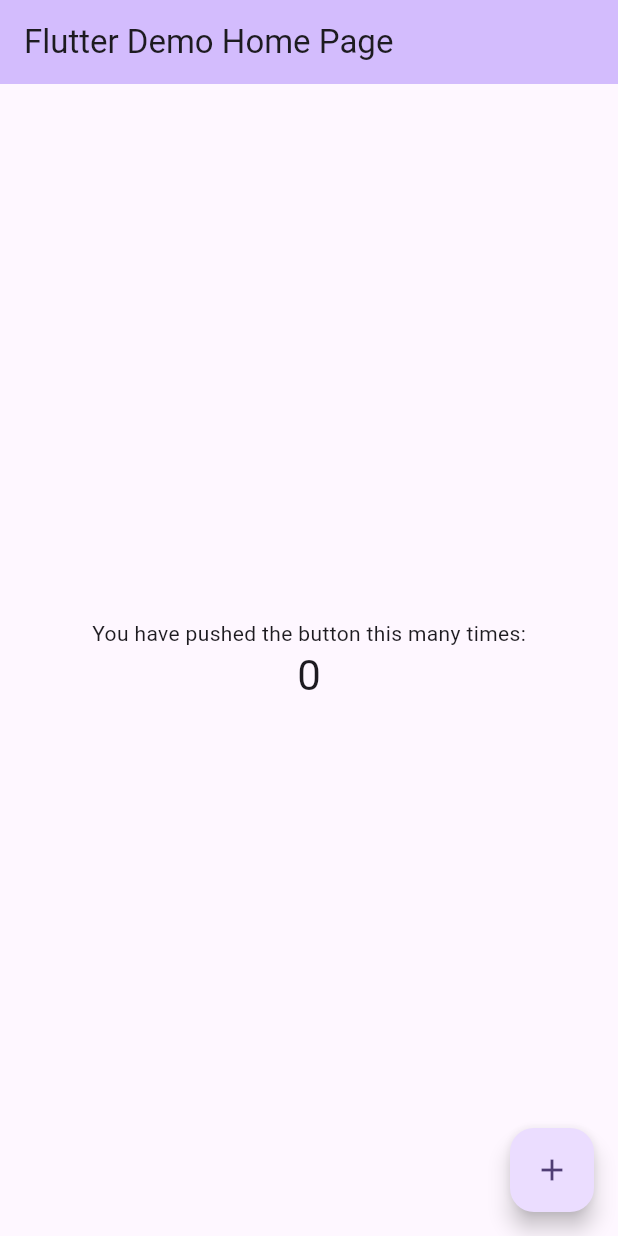
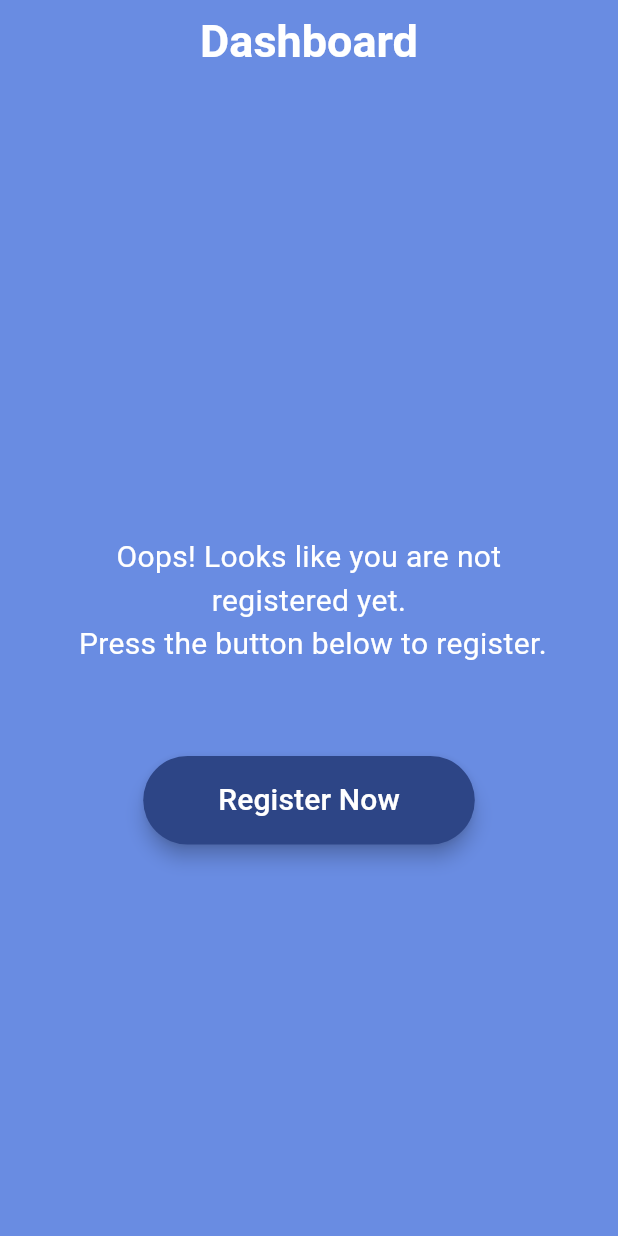
Before and after one commit to Goodwish-Engineering/Flutter-Task, a Flutter app: the screen it shows after launch, on a phone screen of 412 x 824 dp. Run offline on Flutter 3.47's test engine with Material 3 defaults, Android fonts, the light colour scheme and no system bars.

Commit message:
created dashbaord

```diff
--- /dev/null
+++ b/student_profile/lib/dashboard.dart
@@ -0,0 +1,64 @@
+import 'package:flutter/material.dart';
+
+class Dashboard extends StatefulWidget {
+  const Dashboard({super.key});
+
+  @override
+  State<Dashboard> createState() => _DashboardState();
+}
+
+class _DashboardState extends State<Dashboard> {
+  @override
+  Widget build(BuildContext context) {
+    return Scaffold(
+      backgroundColor: Color.fromARGB(255, 105,140,226),
+      appBar: AppBar(
+        centerTitle: true,
+        title: const Text(
+          'Dashboard',
+          style: TextStyle(
+            fontSize: 30,
+            fontWeight: FontWeight.bold,
+          ),
+          ),
+        backgroundColor: Colors.transparent,
+        foregroundColor: Colors.white,
+      ),
+      body: Column(
+        mainAxisAlignment: MainAxisAlignment.center,
+        crossAxisAlignment: CrossAxisAlignment.center,
+        children: [
+          Padding(
+            padding: const EdgeInsets.all(40),
+            child: Text(
+              'Oops! Looks like you are not registered yet. \n Press the button below to register.',
+                style: TextStyle(
+                  fontSize: 20,
+                  color: Colors.white,
+                ),
+                textAlign: TextAlign.center,
+            ),
+          ),
+          SizedBox(height: 20),
+          ElevatedButton(
+            onPressed: (){},
+            style: ElevatedButton.styleFrom(
+              elevation: 5,
+              backgroundColor: Color.fromARGB(255,45,69,134),
+              padding: EdgeInsets.symmetric(horizontal: 50, vertical: 15),
+              shape: RoundedRectangleBorder(
+                borderRadius: BorderRadius.circular(30),
+              ),
+            ),
+            child: Text(
+              'Register Now',
+              style: TextStyle(
+                fontSize: 20,
+                color: Colors.white,),
+            )
+            ),
+        ],
+      ),
+    );
+  }
+}
--- a/student_profile/lib/main.dart
+++ b/student_profile/lib/main.dart
@@ -1,122 +1,17 @@
 import 'package:flutter/material.dart';
+import 'package:student_profile/dashboard.dart';
 
-void main() {
+void main(){
   runApp(const MyApp());
 }
 
 class MyApp extends StatelessWidget {
   const MyApp({super.key});
 
-  // This widget is the root of your application.
   @override
   Widget build(BuildContext context) {
-    return MaterialApp(
-      title: 'Flutter Demo',
-      theme: ThemeData(
-        // This is the theme of your application.
-        //
-        // TRY THIS: Try running your application with "flutter run". You'll see
-        // the application has a purple toolbar. Then, without quitting the app,
-        // try changing the seedColor in the colorScheme below to Colors.green
-        // and then invoke "hot reload" (save your changes or press the "hot
-        // reload" button in a Flutter-supported IDE, or press "r" if you used
-        // the command line to start the app).
-        //
-        // Notice that the counter didn't reset back to zero; the application
-        // state is not lost during the reload. To reset the state, use hot
-        // restart instead.
-        //
-        // This works for code too, not just values: Most code changes can be
-        // tested with just a hot reload.
-        colorScheme: ColorScheme.fromSeed(seedColor: Colors.deepPurple),
-      ),
-      home: const MyHomePage(title: 'Flutter Demo Home Page'),
+    return const MaterialApp(
+      home: Dashboard(),
     );
   }
 }
-
-class MyHomePage extends StatefulWidget {
-  const MyHomePage({super.key, required this.title});
-
-  // This widget is the home page of your application. It is stateful, meaning
-  // that it has a State object (defined below) that contains fields that affect
-  // how it looks.
-
-  // This class is the configuration for the state. It holds the values (in this
-  // case the title) provided by the parent (in this case the App widget) and
-  // used by the build method of the State. Fields in a Widget subclass are
-  // always marked "final".
-
-  final String title;
-
-  @override
-  State<MyHomePage> createState() => _MyHomePageState();
-}
-
-class _MyHomePageState extends State<MyHomePage> {
-  int _counter = 0;
-
-  void _incrementCounter() {
-    setState(() {
-      // This call to setState tells the Flutter framework that something has
-      // changed in this State, which causes it to rerun the build method below
-      // so that the display can reflect the updated values. If we changed
-      // _counter without calling setState(), then the build method would not be
-      // called again, and so nothing would appear to happen.
-      _counter++;
-    });
-  }
-
-  @override
-  Widget build(BuildContext context) {
-    // This method is rerun every time setState is called, for instance as done
-    // by the _incrementCounter method above.
-    //
-    // The Flutter framework has been optimized to make rerunning build methods
-    // fast, so that you can just rebuild anything that needs updating rather
-    // than having to individually change instances of widgets.
-    return Scaffold(
-      appBar: AppBar(
-        // TRY THIS: Try changing the color here to a specific color (to
-        // Colors.amber, perhaps?) and trigger a hot reload to see the AppBar
-        // change color while the other colors stay the same.
-        backgroundColor: Theme.of(context).colorScheme.inversePrimary,
-        // Here we take the value from the MyHomePage object that was created by
-        // the App.build method, and use it to set our appbar title.
-        title: Text(widget.title),
-      ),
-      body: Center(
-        // Center is a layout widget. It takes a single child and positions it
-        // in the middle of the parent.
-        child: Column(
-          // Column is also a layout widget. It takes a list of children and
-          // arranges them vertically. By default, it sizes itself to fit its
-          // children horizontally, and tries to be as tall as its parent.
-          //
-          // Column has various properties to control how it sizes itself and
-          // how it positions its children. Here we use mainAxisAlignment to
-          // center the children vertically; the main axis here is the vertical
-          // axis because Columns are vertical (the cross axis would be
-          // horizontal).
-          //
-          // TRY THIS: Invoke "debug painting" (choose the "Toggle Debug Paint"
-          // action in the IDE, or press "p" in the console), to see the
-          // wireframe for each widget.
-          mainAxisAlignment: MainAxisAlignment.center,
-          children: <Widget>[
-            const Text('You have pushed the button this many times:'),
-            Text(
-              '$_counter',
-              style: Theme.of(context).textTheme.headlineMedium,
-            ),
-          ],
-        ),
-      ),
-      floatingActionButton: FloatingActionButton(
-        onPressed: _incrementCounter,
-        tooltip: 'Increment',
-        child: const Icon(Icons.add),
-      ), // This trailing comma makes auto-formatting nicer for build methods.
-    );
-  }
-}
```
